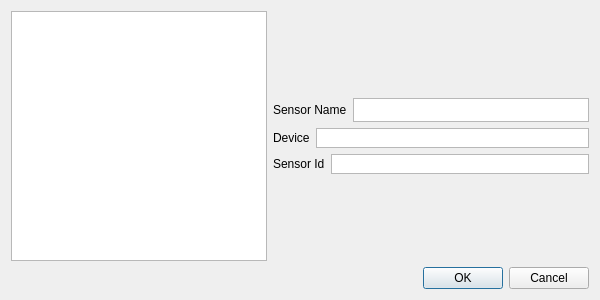
This is src/nidas/apps/config/AddSensorDialog.ui in NCAR/nidas as Qt 5 draws it before an edit. The edited form follows.
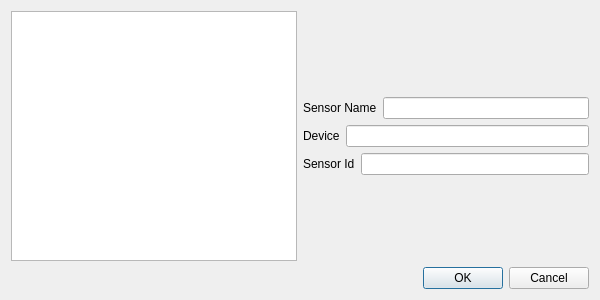
This is the edited form. Custom widgets are drawn as their Qt base class.

Commit message: QTextEdit to QLineEdit, give more meaningful names to components

What changed in the file:
```diff
--- a/src/nidas/apps/config/AddSensorDialog.ui
+++ b/src/nidas/apps/config/AddSensorDialog.ui
@@ -15,12 +15,12 @@
   </property>
   <layout class="QVBoxLayout" name="verticalLayout">
    <item>
-    <layout class="QVBoxLayout" name="verticalLayout_1">
+    <layout class="QVBoxLayout" name="addSensorLayout">
      <property name="sizeConstraint">
       <enum>QLayout::SetMaximumSize</enum>
      </property>
      <item>
-      <layout class="QHBoxLayout" name="horizontalLayout_4">
+      <layout class="QHBoxLayout" name="sensorFieldsLayout">
        <item>
         <widget class="SensorCatalogWidget" name="SensorCatTbl">
          <property name="sizePolicy">
@@ -32,12 +32,12 @@
         </widget>
        </item>
        <item>
-        <layout class="QVBoxLayout" name="verticalLayout_2">
+        <layout class="QVBoxLayout" name="textFieldsLayout">
          <property name="sizeConstraint">
           <enum>QLayout::SetDefaultConstraint</enum>
          </property>
          <item>
-          <spacer name="verticalSpacer_2">
+          <spacer name="verticalSpacer_top">
            <property name="orientation">
             <enum>Qt::Vertical</enum>
            </property>
@@ -50,9 +50,9 @@
           </spacer>
          </item>
          <item>
-          <layout class="QHBoxLayout" name="horizontalLayout_1">
+          <layout class="QHBoxLayout" name="SensorLayout">
            <item>
-            <widget class="QLabel" name="label_1">
+            <widget class="QLabel" name="SensorLabel">
              <property name="text">
               <string>Sensor Name</string>
              </property>
@@ -62,112 +62,67 @@
             </widget>
            </item>
            <item>
-            <widget class="QTextEdit" name="SensorText">
-             <property name="sizePolicy">
-              <sizepolicy hsizetype="Expanding" vsizetype="MinimumExpanding">
-               <horstretch>0</horstretch>
-               <verstretch>0</verstretch>
-              </sizepolicy>
+            <widget class="QLineEdit" name="SensorText">
+             <property name="inputMask">
+              <string notr="true"/>
              </property>
-             <property name="maximumSize">
-              <size>
-               <width>16777215</width>
-               <height>24</height>
-              </size>
-             </property>
-             <property name="verticalScrollBarPolicy">
-              <enum>Qt::ScrollBarAlwaysOff</enum>
+             <property name="text">
+              <string notr="true"/>
              </property>
              <property name="readOnly">
               <bool>true</bool>
              </property>
-             <property name="textInteractionFlags">
-              <set>Qt::NoTextInteraction</set>
-             </property>
             </widget>
            </item>
           </layout>
          </item>
          <item>
-          <layout class="QHBoxLayout" name="horizontalLayout_2">
+          <layout class="QHBoxLayout" name="DeviceLayout">
            <item>
-            <widget class="QLabel" name="label_2">
+            <widget class="QLabel" name="DeviceLabel">
              <property name="text">
               <string>Device</string>
              </property>
-             <property name="buddy">
-              <cstring>DeviceText</cstring>
-             </property>
             </widget>
            </item>
            <item>
-            <widget class="QTextEdit" name="DeviceText">
-             <property name="sizePolicy">
-              <sizepolicy hsizetype="Expanding" vsizetype="MinimumExpanding">
-               <horstretch>0</horstretch>
-               <verstretch>0</verstretch>
-              </sizepolicy>
+            <widget class="QLineEdit" name="DeviceText">
+             <property name="inputMask">
+              <string notr="true"/>
              </property>
-             <property name="maximumSize">
-              <size>
-               <width>16777215</width>
-               <height>20</height>
-              </size>
+             <property name="text">
+              <string notr="true"/>
              </property>
-             <property name="verticalScrollBarPolicy">
-              <enum>Qt::ScrollBarAlwaysOff</enum>
-             </property>
-             <property name="tabChangesFocus">
+             <property name="frame">
               <bool>true</bool>
              </property>
-             <property name="readOnly">
-              <bool>false</bool>
-             </property>
             </widget>
            </item>
           </layout>
          </item>
          <item>
-          <layout class="QHBoxLayout" name="horizontalLayout_3">
+          <layout class="QHBoxLayout" name="IdLayout">
            <item>
-            <widget class="QLabel" name="label_3">
+            <widget class="QLabel" name="IdLabel">
              <property name="text">
               <string>Sensor Id</string>
              </property>
-             <property name="buddy">
-              <cstring>IdText</cstring>
-             </property>
             </widget>
            </item>
            <item>
-            <widget class="QTextEdit" name="IdText">
-             <property name="sizePolicy">
-              <sizepolicy hsizetype="Expanding" vsizetype="MinimumExpanding">
-               <horstretch>0</horstretch>
-               <verstretch>0</verstretch>
-              </sizepolicy>
+            <widget class="QLineEdit" name="IdText">
+             <property name="inputMask">
+              <string notr="true"/>
              </property>
-             <property name="maximumSize">
-              <size>
-               <width>16777215</width>
-               <height>20</height>
-              </size>
-             </property>
-             <property name="verticalScrollBarPolicy">
-              <enum>Qt::ScrollBarAlwaysOff</enum>
-             </property>
-             <property name="tabChangesFocus">
-              <bool>true</bool>
-             </property>
-             <property name="readOnly">
-              <bool>false</bool>
+             <property name="text">
+              <string notr="true"/>
              </property>
             </widget>
            </item>
           </layout>
          </item>
          <item>
-          <spacer name="verticalSpacer">
+          <spacer name="verticalSpacer_bottom">
            <property name="orientation">
             <enum>Qt::Vertical</enum>
            </property>
```
Left out of the diff: 2 changed lines with no effect on the pictures.
